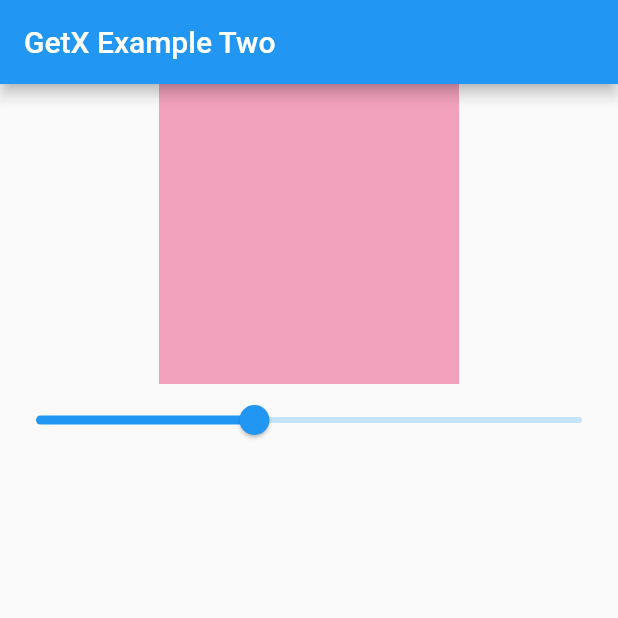
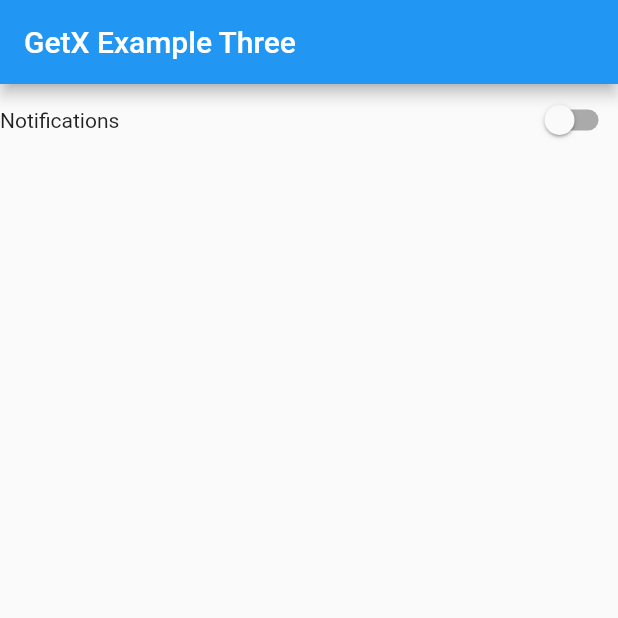
Before and after one commit to mdsomad/Flutter_Get-X_State_Management, a Flutter app: the screen it shows after launch, on a phone screen of 412 x 824 dp, the top half of it. Run offline on Flutter 3.47's test engine with Material 2 defaults, Android fonts, the phone set to English and light mode, and no system bars; our stand-ins replace get.

Commit message:
GetX Example Three Complete

```diff
--- /dev/null
+++ b/lib/example_controller_three.dart
@@ -0,0 +1,12 @@
+import 'package:get/get.dart';
+
+class ExampleThreeController extends GetxController{
+
+ RxBool notification = false.obs;
+
+setNotification(bool value){
+     notification.value =  value;
+}
+
+
+}
--- a/lib/example_two.dart
+++ /dev/null
@@ -1,12 +0,0 @@
-import 'package:get/get.dart';
-
-class ExampleTwoController extends GetxController{
-
- RxDouble opacity = .4.obs;
-
-setOpacity(double value){
- opacity.value =  value;
-}
-
-
-}
--- a/lib/home_screen.dart
+++ b/lib/home_screen.dart
@@ -1,6 +1,6 @@
 import 'dart:async';
 import 'package:flutter/material.dart';
-import 'package:flutter_get_x_state_management/example_two.dart';
+import 'package:flutter_get_x_state_management/example_controller_three.dart';
 import 'package:get/get.dart';
 
 class HomeScreen extends StatefulWidget {
@@ -13,7 +13,8 @@ class HomeScreen extends StatefulWidget {
 class _HomeScreenState extends State<HomeScreen> {
 
 
- ExampleTwoController exampleTwoControlle = Get.put(ExampleTwoController());    //* <-- created & initialized
+ ExampleThreeController exampleThreeController = Get.put(ExampleThreeController());    //* <-- created & initialized
+
 
   @override
   void initState() {
@@ -27,23 +28,27 @@ class _HomeScreenState extends State<HomeScreen> {
 
     return Scaffold(
 
-      appBar: AppBar(title: Text("GetX Example Two")),
+      appBar: AppBar(title: Text("GetX Example Three")),
 
       body: Column(
         children: [
 
-        Obx(() =>  Container(
-            height: 200,
-            width: 200,
-            color: Colors.pink.withOpacity(exampleTwoControlle.opacity.value),
-          ),),
+         Row(
+          mainAxisAlignment: MainAxisAlignment.spaceBetween,
+          children: [
+            Text("Notifications"),
+            Obx((){
+
+            return Switch(value: exampleThreeController.notification.value, onChanged: (value) {
+                 exampleThreeController.setNotification(value);
+                 print(exampleThreeController.notification.value);
+            },);
+
+            })
 
 
-          Obx(() =>  Slider(value: exampleTwoControlle.opacity.value
-          ,onChanged: (value){
-            print(value);
-            exampleTwoControlle.setOpacity(value);
-          }))
+          ],
+         )
 
 
 
```
Also changed, not shown: 1 other file.
